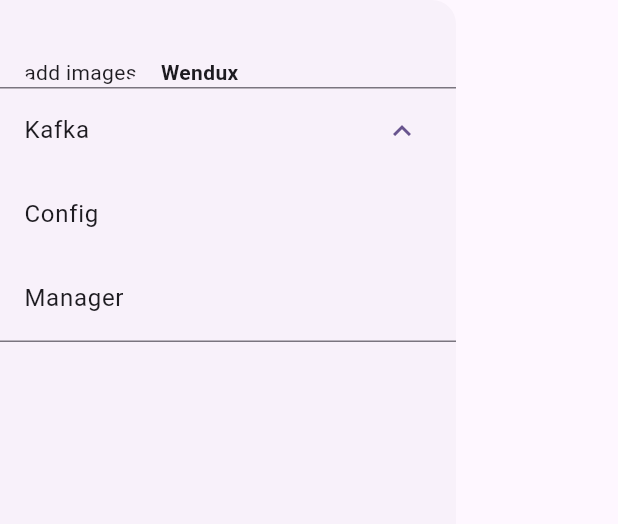
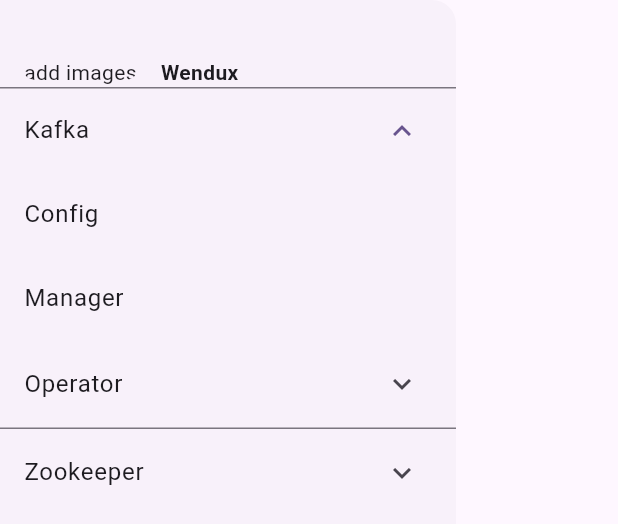
Before and after one commit to Korov/monitor, a Flutter app: the MenuDrawer widget shown alone on an empty page, opened directly, after a tap on "Kafka", on a phone screen of 412 x 824 dp. Shown: the top 524 px of the screen. Run offline on Flutter 3.47's test engine with Material 2 defaults, Android fonts, the phone set to English and light mode, and no system bars.

Commit message:
update menu

```diff
--- a/desktop/lib/components/MenuDrawer.dart
+++ b/desktop/lib/components/MenuDrawer.dart
@@ -44,6 +44,20 @@
                       children: <Widget>[
                         ListTile(title: Text(S.of(context).kafkaConfig)),
                         ListTile(title: Text(S.of(context).kafkaManager)),
+                        ExpansionTile(
+                            title: Text(S.of(context).kafkaOperator),
+                            children: <Widget>[
+                              ListTile(
+                                  title: Text(S.of(context).kafkaProducer)),
+                              ListTile(
+                                  title: Text(S.of(context).kafkaConsumer)),
+                            ]),
+                      ]),
+                  ExpansionTile(
+                      title: Text(S.of(context).zookeeper),
+                      children: <Widget>[
+                        ListTile(title: Text(S.of(context).zookeeperConfig)),
+                        ListTile(title: Text(S.of(context).zookeeperTree)),
                       ]),
                 ],
               ),
--- a/desktop/lib/l10n/intl_en_US.arb
+++ b/desktop/lib/l10n/intl_en_US.arb
@@ -1,5 +1,11 @@
 {
   "kafka": "Kafka",
   "kafkaConfig": "Config",
-  "kafkaManager": "Manager"
+  "kafkaManager": "Manager",
+  "kafkaOperator": "Operator",
+  "kafkaProducer": "Producer",
+  "kafkaConsumer": "Consumer",
+  "zookeeper": "Zookeeper",
+  "zookeeperConfig": "Config",
+  "zookeeperTree": "Tree"
 }
```
Also changed, not shown: desktop/lib/l10n/intl_zh_CN.arb (+7 -1 lines), desktop/lib/generated/intl/messages_en_US.dart, desktop/lib/generated/intl/messages_zh_CN.dart, desktop/lib/generated/l10n.dart.
